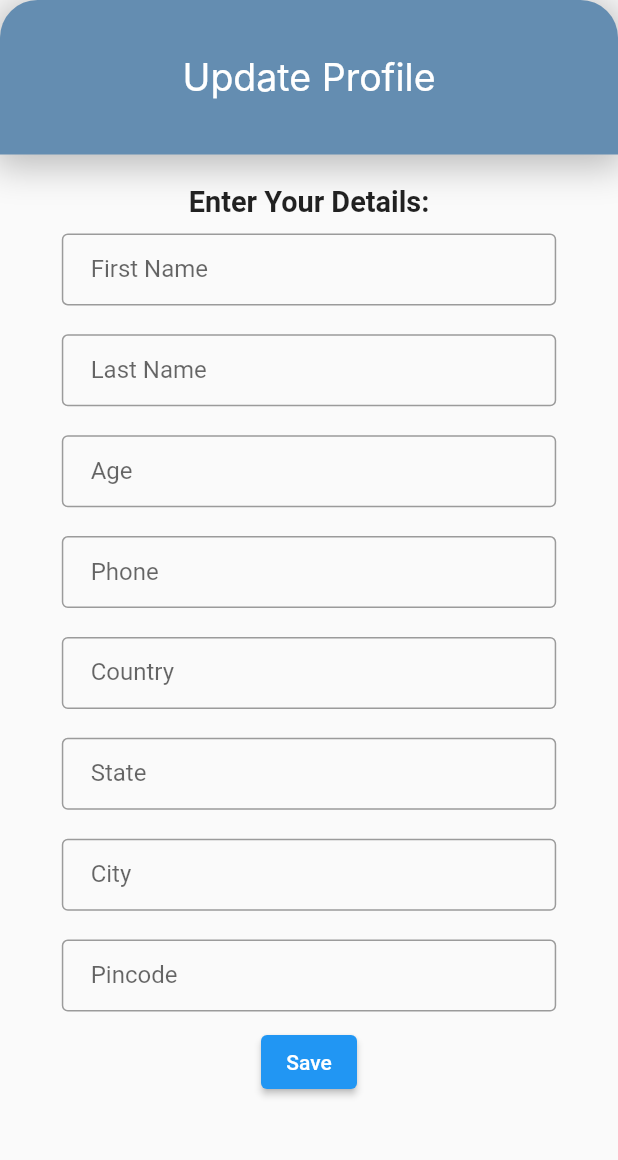
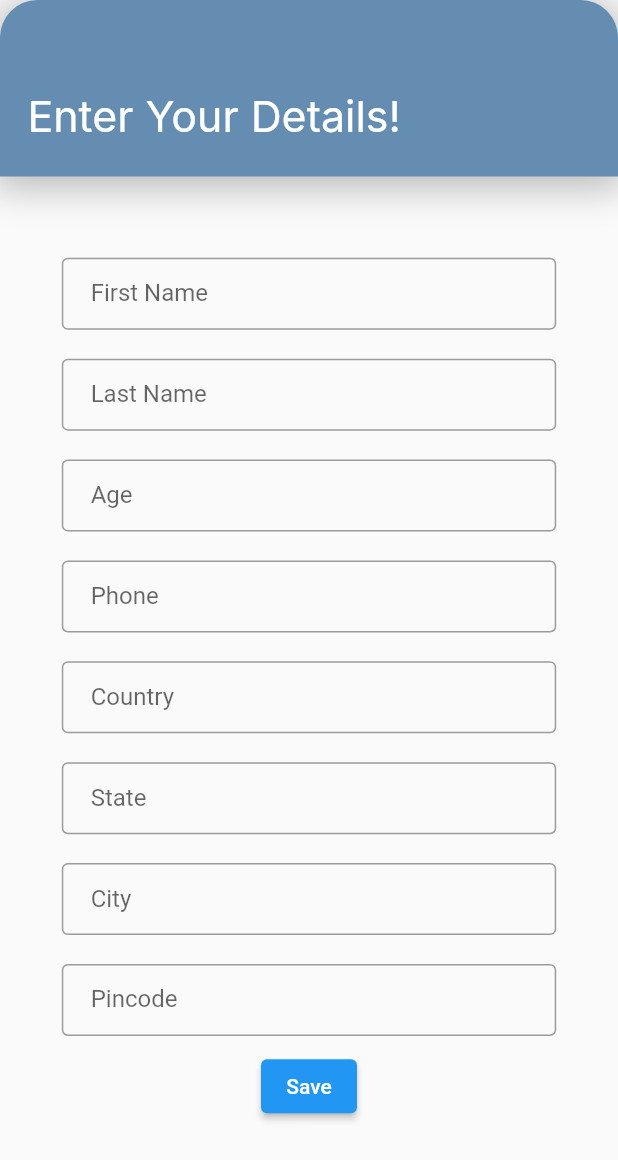
Before and after one commit to oiiakm/Crop-Master, a Flutter app: the ProfilePage screen opened by its route, on a phone screen of 412 x 824 dp. Shown: the top 1160 px of the screen. Run offline on Flutter 3.47's test engine with Material 2 defaults, Android fonts, the phone set to English and light mode, and no system bars; our stand-ins replace cloud_firestore, firebase_auth, firebase_core, flutter_screenutil, geocoding, geolocator and 2 more; accounts and stored records are empty; Roboto replaces fonts that are missing (Inter).

Commit message:
page is responsive to any screen

```diff
--- a/lib/features/dashboard/data/dashboard_card_entities.dart
+++ b/lib/features/dashboard/data/dashboard_card_entities.dart
@@ -1,6 +1,5 @@
 class DashboardCardData {
   final String title;
-
   final String backgroundImageUrl;
 
   DashboardCardData(this.title, this.backgroundImageUrl);
--- a/lib/features/profile/presentation/pages/profile_page.dart
+++ b/lib/features/profile/presentation/pages/profile_page.dart
@@ -28,11 +28,14 @@ class ProfilePage extends StatelessWidget {
         child: Column(
           children: [
             const ProfileHeaderWidget(),
+            SizedBox(
+              height: 30.h,
+            ),
             Center(
               child: Column(
                 mainAxisAlignment: MainAxisAlignment.center,
                 children: [
-                  const SizedBox(height: 20),
+                  SizedBox(height: 20.h),
                   buildUpdateForm(),
                 ],
               ),
@@ -46,10 +49,6 @@ class ProfilePage extends StatelessWidget {
   Widget buildUpdateForm() {
     return Column(
       children: [
-        Text(
-          'Enter Your Details:',
-          style: TextStyle(fontSize: 20.sp, fontWeight: FontWeight.bold),
-        ),
         buildTextField('First Name', firstNameController),
         buildTextField('Last Name', lastNameController),
         buildTextField('Age', ageController),
--- a/lib/features/profile/presentation/widgets/profile_header_widget.dart
+++ b/lib/features/profile/presentation/widgets/profile_header_widget.dart
@@ -1,5 +1,6 @@
 import 'package:flutter/material.dart';
 import 'package:flutter/services.dart';
+import 'package:flutter_screenutil/flutter_screenutil.dart';
 import 'package:get/get.dart';
 
 class ProfileHeaderWidget extends StatelessWidget {
@@ -7,8 +8,10 @@ class ProfileHeaderWidget extends StatelessWidget {
 
   @override
   Widget build(BuildContext context) {
-    double screenWidth = Get.width;
-    double screenHeight = Get.height;
+    ScreenUtil.init(context);
+
+    double screenWidth = ScreenUtil().screenWidth;
+    double screenHeight = ScreenUtil().screenHeight;
 
     SystemChrome.setSystemUIOverlayStyle(
       const SystemUiOverlayStyle(
@@ -18,7 +21,7 @@ class ProfileHeaderWidget extends StatelessWidget {
 
     return SizedBox(
       width: screenWidth,
-      height: screenHeight / 8,
+      height: screenHeight / 7,
       child: Stack(
         children: [
           Container(
@@ -39,12 +42,14 @@ class ProfileHeaderWidget extends StatelessWidget {
               ],
             ),
           ),
-          const Center(
+          Positioned(
+            left: 16.w,
+            top: 50.h,
             child: Text(
-              'Update Profile',
+              'Enter Your Details!',
               style: TextStyle(
                 color: Colors.white,
-                fontSize: 25,
+                fontSize: 25.sp,
                 fontFamily: 'Inter',
                 fontWeight: FontWeight.w400,
               ),
--- a/lib/features/weather/presentation/pages/weather.dart
+++ b/lib/features/weather/presentation/pages/weather.dart
@@ -1,6 +1,7 @@
 import 'package:cropmaster/features/weather/domain/weather_controller.dart';
 import 'package:cropmaster/features/weather/presentation/widgets/weather_header_widget.dart';
 import 'package:flutter/material.dart';
+import 'package:flutter_screenutil/flutter_screenutil.dart';
 import 'package:get/get.dart';
 
 class WeatherPage extends StatelessWidget {
@@ -18,7 +19,7 @@ class WeatherPage extends StatelessWidget {
             child: Column(
               mainAxisAlignment: MainAxisAlignment.center,
               children: [
-                const SizedBox(height: 20),
+            SizedBox(height: 20.h),
                 Card(
                   elevation: 5,
                   shape: RoundedRectangleBorder(
```
Also changed, not shown: lib/features/dashboard/presentation/pages/dashboard.dart (+8 -4 lines), lib/features/dashboard/presentation/widgets/dashboard_card_widget.dart (+12 -7 lines), lib/features/dashboard/presentation/widgets/header_widget.dart (+19 -14 lines), lib/features/weather/presentation/widgets/weather_header_widget.dart (+10 -7 lines).
